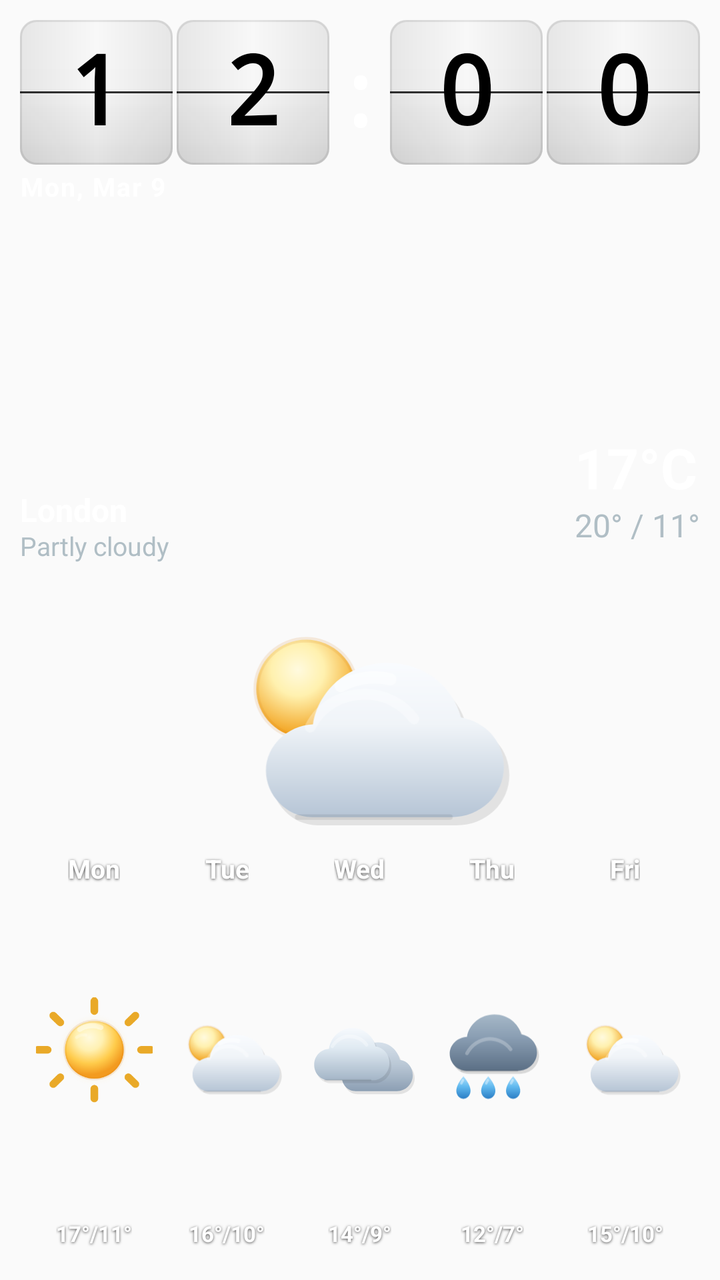
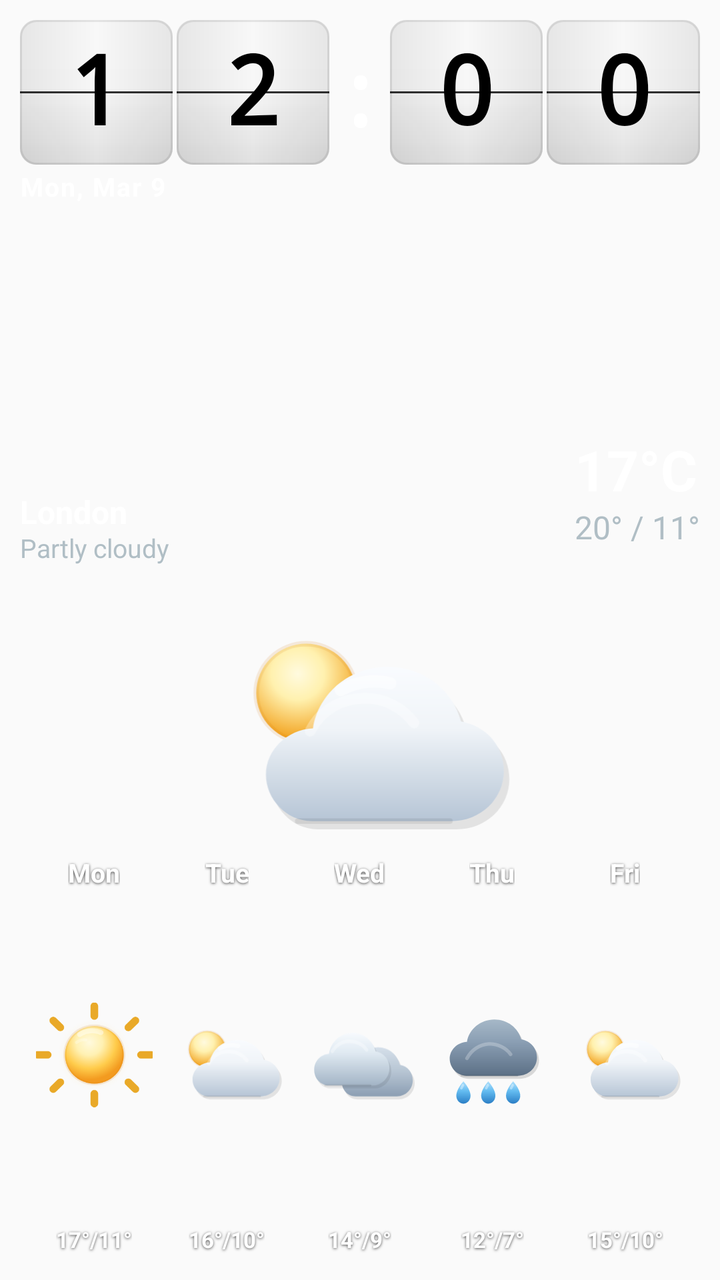

An Android layout rendered at two revisions. The XML below is the earlier revision; the diff shows what the commit changed to produce the second picture.
<!-- AndroidManifest.xml: application theme Theme.ClockWeatherWidget -->
<!-- res/layout/widget_extended_preview.xml -->
<?xml version="1.0" encoding="utf-8"?>
<LinearLayout xmlns:android="http://schemas.android.com/apk/res/android"
    xmlns:tools="http://schemas.android.com/tools"
    android:layout_width="match_parent"
    android:layout_height="match_parent"
    android:background="@android:color/transparent"
    android:clipChildren="false"
    android:clipToPadding="false"
    android:orientation="vertical"
    android:padding="10dp"
    tools:ignore="HardcodedText,SmallSp,NestedWeights,DisableBaselineAlignment">

    <LinearLayout
        android:layout_width="match_parent"
        android:layout_height="0dp"
        android:layout_weight="4"
        android:background="@android:color/transparent"
        android:clipChildren="false"
        android:clipToPadding="false"
        android:orientation="vertical">

        <include
            layout="@layout/widget_clock_block_preview"
            android:layout_width="match_parent"
            android:layout_height="wrap_content" />

        <TextView
            android:layout_width="wrap_content"
            android:layout_height="wrap_content"
            android:layout_gravity="start"
            android:layout_marginTop="2dp"
            android:layout_marginStart="0dp"
            android:text="Mon, Mar 9"
            android:textColor="@color/widget_text_primary"
            android:textSize="13sp"
            android:textStyle="bold"
            android:letterSpacing="0.05" />

        <include
            layout="@layout/widget_weather_card_preview"
            android:layout_width="match_parent"
            android:layout_height="0dp"
            android:layout_weight="1"
            android:layout_marginTop="2dp" />
    </LinearLayout>

    <LinearLayout
        android:layout_width="match_parent"
        android:layout_height="0dp"
        android:baselineAligned="false"
        android:layout_weight="2"
        android:background="@android:color/transparent"
        android:orientation="horizontal"
        android:paddingTop="0dp"
        android:paddingBottom="4dp"
        android:paddingStart="4dp"
        android:paddingEnd="4dp">

        <LinearLayout android:layout_width="0dp" android:layout_height="match_parent" android:layout_weight="1" android:orientation="vertical" android:gravity="center_horizontal" android:padding="2dp">
            <TextView android:layout_width="wrap_content" android:layout_gravity="center_horizontal" android:layout_height="wrap_content" android:text="Mon" android:textColor="@color/widget_text_primary" android:textSize="13sp" android:textStyle="bold" android:gravity="center" android:shadowColor="#B3000000" android:shadowDx="0" android:shadowDy="1" android:shadowRadius="3" />
            <ImageView android:layout_width="match_parent" android:layout_height="0dp" android:layout_weight="1" android:layout_marginTop="2dp" android:layout_marginBottom="2dp" android:src="@drawable/ic_widget_weather_clear_day" android:contentDescription="@null" android:padding="2dp" android:scaleType="fitCenter" />
            <TextView android:layout_width="wrap_content" android:layout_gravity="center_horizontal" android:layout_height="wrap_content" android:text="17°/11°" android:textColor="@color/widget_text_primary" android:textSize="11sp" android:textStyle="bold" android:gravity="center" android:shadowColor="#B3000000" android:shadowDx="0" android:shadowDy="1" android:shadowRadius="3" />
        </LinearLayout>

        <LinearLayout android:layout_width="0dp" android:layout_height="match_parent" android:layout_weight="1" android:orientation="vertical" android:gravity="center_horizontal" android:padding="2dp">
            <TextView android:layout_width="wrap_content" android:layout_gravity="center_horizontal" android:layout_height="wrap_content" android:text="Tue" android:textColor="@color/widget_text_primary" android:textSize="13sp" android:textStyle="bold" android:gravity="center" android:shadowColor="#B3000000" android:shadowDx="0" android:shadowDy="1" android:shadowRadius="3" />
            <ImageView android:layout_width="match_parent" android:layout_height="0dp" android:layout_weight="1" android:layout_marginTop="2dp" android:layout_marginBottom="2dp" android:src="@drawable/ic_widget_weather_partly_cloudy_day" android:contentDescription="@null" android:padding="2dp" android:scaleType="fitCenter" />
            <TextView android:layout_width="wrap_content" android:layout_gravity="center_horizontal" android:layout_height="wrap_content" android:text="16°/10°" android:textColor="@color/widget_text_primary" android:textSize="11sp" android:textStyle="bold" android:gravity="center" android:shadowColor="#B3000000" android:shadowDx="0" android:shadowDy="1" android:shadowRadius="3" />
        </LinearLayout>

        <LinearLayout android:layout_width="0dp" android:layout_height="match_parent" android:layout_weight="1" android:orientation="vertical" android:gravity="center_horizontal" android:padding="2dp">
            <TextView android:layout_width="wrap_content" android:layout_gravity="center_horizontal" android:layout_height="wrap_content" android:text="Wed" android:textColor="@color/widget_text_primary" android:textSize="13sp" android:textStyle="bold" android:gravity="center" android:shadowColor="#B3000000" android:shadowDx="0" android:shadowDy="1" android:shadowRadius="3" />
            <ImageView android:layout_width="match_parent" android:layout_height="0dp" android:layout_weight="1" android:layout_marginTop="2dp" android:layout_marginBottom="2dp" android:src="@drawable/ic_widget_weather_cloudy" android:contentDescription="@null" android:padding="2dp" android:scaleType="fitCenter" />
            <TextView android:layout_width="wrap_content" android:layout_gravity="center_horizontal" android:layout_height="wrap_content" android:text="14°/9°" android:textColor="@color/widget_text_primary" android:textSize="11sp" android:textStyle="bold" android:gravity="center" android:shadowColor="#B3000000" android:shadowDx="0" android:shadowDy="1" android:shadowRadius="3" />
        </LinearLayout>

        <LinearLayout android:layout_width="0dp" android:layout_height="match_parent" android:layout_weight="1" android:orientation="vertical" android:gravity="center_horizontal" android:padding="2dp">
            <TextView android:layout_width="wrap_content" android:layout_gravity="center_horizontal" android:layout_height="wrap_content" android:text="Thu" android:textColor="@color/widget_text_primary" android:textSize="13sp" android:textStyle="bold" android:gravity="center" android:shadowColor="#B3000000" android:shadowDx="0" android:shadowDy="1" android:shadowRadius="3" />
            <ImageView android:layout_width="match_parent" android:layout_height="0dp" android:layout_weight="1" android:layout_marginTop="2dp" android:layout_marginBottom="2dp" android:src="@drawable/ic_widget_weather_rain" android:contentDescription="@null" android:padding="2dp" android:scaleType="fitCenter" />
            <TextView android:layout_width="wrap_content" android:layout_gravity="center_horizontal" android:layout_height="wrap_content" android:text="12°/7°" android:textColor="@color/widget_text_primary" android:textSize="11sp" android:textStyle="bold" android:gravity="center" android:shadowColor="#B3000000" android:shadowDx="0" android:shadowDy="1" android:shadowRadius="3" />
        </LinearLayout>

        <LinearLayout android:layout_width="0dp" android:layout_height="match_parent" android:layout_weight="1" android:orientation="vertical" android:gravity="center_horizontal" android:padding="2dp">
            <TextView android:layout_width="wrap_content" android:layout_gravity="center_horizontal" android:layout_height="wrap_content" android:text="Fri" android:textColor="@color/widget_text_primary" android:textSize="13sp" android:textStyle="bold" android:gravity="center" android:shadowColor="#B3000000" android:shadowDx="0" android:shadowDy="1" android:shadowRadius="3" />
            <ImageView android:layout_width="match_parent" android:layout_height="0dp" android:layout_weight="1" android:layout_marginTop="2dp" android:layout_marginBottom="2dp" android:src="@drawable/ic_widget_weather_partly_cloudy_day" android:contentDescription="@null" android:padding="2dp" android:scaleType="fitCenter" />
            <TextView android:layout_width="wrap_content" android:layout_gravity="center_horizontal" android:layout_height="wrap_content" android:text="15°/10°" android:textColor="@color/widget_text_primary" android:textSize="11sp" android:textStyle="bold" android:gravity="center" android:shadowColor="#B3000000" android:shadowDx="0" android:shadowDy="1" android:shadowRadius="3" />
        </LinearLayout>
    </LinearLayout>

</LinearLayout>
<!-- res/layout/widget_clock_block_preview.xml (included above) -->
﻿<?xml version="1.0" encoding="utf-8"?>

<LinearLayout xmlns:android="http://schemas.android.com/apk/res/android"
    xmlns:tools="http://schemas.android.com/tools"
    android:layout_width="match_parent"
    android:layout_height="wrap_content"
    android:gravity="center_vertical"
    android:orientation="horizontal"
    tools:ignore="HardcodedText">

    <FrameLayout
        android:layout_width="0dp"
        android:layout_height="wrap_content"
        android:layout_weight="2">

        <LinearLayout
            android:layout_width="match_parent"
            android:layout_height="wrap_content"
            android:orientation="horizontal">

            <FrameLayout
                android:layout_width="0dp"
                android:layout_height="wrap_content"
                android:layout_weight="1">

                <TextView
                    android:layout_width="match_parent"
                    android:layout_height="wrap_content"
                    android:background="@drawable/flip_digit_bg_light"
                    android:fontFamily="monospace"
        android:fontFeatureSettings="tnum"
                    android:gravity="center"
                    android:includeFontPadding="false"
                    android:padding="8dp"
                    android:text="1"
                    android:textColor="@color/flip_digit_text_light"
                    android:textSize="48sp"
                    android:textStyle="bold" />

                <FrameLayout
                    android:layout_width="match_parent"
                    android:layout_height="1dp"
                    android:layout_gravity="center_vertical"
                    android:background="@drawable/flip_hinge_line" />
            </FrameLayout>

            <FrameLayout
                android:layout_width="0dp"
                android:layout_height="wrap_content"
                android:layout_marginStart="@dimen/flip_digit_gap"
                android:layout_weight="1">

                <TextView
                    android:layout_width="match_parent"
                    android:layout_height="wrap_content"
                    android:background="@drawable/flip_digit_bg_light"
                    android:fontFamily="monospace"
        android:fontFeatureSettings="tnum"
                    android:gravity="center"
                    android:includeFontPadding="false"
                    android:padding="8dp"
                    android:text="2"
                    android:textColor="@color/flip_digit_text_light"
                    android:textSize="48sp"
                    android:textStyle="bold" />

                <FrameLayout
                    android:layout_width="match_parent"
                    android:layout_height="1dp"
                    android:layout_gravity="center_vertical"
                    android:background="@drawable/flip_hinge_line" />
            </FrameLayout>
        </LinearLayout>
    </FrameLayout>

    <TextView
        android:layout_width="wrap_content"
        android:layout_height="wrap_content"
        android:layout_marginStart="@dimen/flip_digit_gap"
        android:layout_marginEnd="@dimen/flip_digit_gap"
        android:fontFamily="monospace"
        android:fontFeatureSettings="tnum"
        android:gravity="center"
        android:text=":"
        android:textColor="@android:color/white"
        android:textSize="44sp"
        android:textStyle="bold" />

    <FrameLayout
        android:layout_width="0dp"
        android:layout_height="wrap_content"
        android:layout_weight="2">

        <LinearLayout
            android:layout_width="match_parent"
            android:layout_height="wrap_content"
            android:orientation="horizontal">

            <FrameLayout
                android:layout_width="0dp"
                android:layout_height="wrap_content"
                android:layout_weight="1">

                <TextView
                    android:layout_width="match_parent"
                    android:layout_height="wrap_content"
                    android:background="@drawable/flip_digit_bg_light"
                    android:fontFamily="monospace"
        android:fontFeatureSettings="tnum"
                    android:gravity="center"
                    android:includeFontPadding="false"
                    android:padding="8dp"
                    android:text="0"
                    android:textColor="@color/flip_digit_text_light"
                    android:textSize="48sp"
                    android:textStyle="bold" />

                <FrameLayout
                    android:layout_width="match_parent"
                    android:layout_height="1dp"
                    android:layout_gravity="center_vertical"
                    android:background="@drawable/flip_hinge_line" />
            </FrameLayout>

            <FrameLayout
                android:layout_width="0dp"
                android:layout_height="wrap_content"
                android:layout_marginStart="@dimen/flip_digit_gap"
                android:layout_weight="1">

                <TextView
                    android:layout_width="match_parent"
                    android:layout_height="wrap_content"
                    android:background="@drawable/flip_digit_bg_light"
                    android:fontFamily="monospace"
        android:fontFeatureSettings="tnum"
                    android:gravity="center"
                    android:includeFontPadding="false"
                    android:padding="8dp"
                    android:text="0"
                    android:textColor="@color/flip_digit_text_light"
                    android:textSize="48sp"
                    android:textStyle="bold" />

                <FrameLayout
                    android:layout_width="match_parent"
                    android:layout_height="1dp"
                    android:layout_gravity="center_vertical"
                    android:background="@drawable/flip_hinge_line" />
            </FrameLayout>
        </LinearLayout>
    </FrameLayout>

</LinearLayout>
<!-- res/layout/widget_weather_card_preview.xml (included above) -->
<?xml version="1.0" encoding="utf-8"?>
<FrameLayout xmlns:android="http://schemas.android.com/apk/res/android"
    xmlns:tools="http://schemas.android.com/tools"
    android:layout_width="match_parent"
    android:layout_height="wrap_content"
    android:minHeight="72dp"
    android:background="@android:color/transparent"
    android:clipChildren="false"
    android:clipToPadding="false"
    tools:ignore="HardcodedText">

    <ImageView
        android:layout_width="196dp"
        android:layout_height="126dp"
        android:layout_gravity="bottom|center_horizontal"
        android:paddingBottom="10dp"
        android:contentDescription="@null"
        android:scaleType="fitCenter"
        android:src="@drawable/ic_widget_weather_partly_cloudy_day" />

    
    <LinearLayout
        android:layout_width="wrap_content"
        android:layout_height="wrap_content"
        android:layout_gravity="start|center_vertical"
        android:orientation="vertical">

        <TextView
            android:layout_width="wrap_content"
            android:layout_height="wrap_content"
            android:ellipsize="end"
            android:includeFontPadding="false"
            android:maxWidth="132dp"
            android:maxLines="1"
            android:text="London"
            android:textColor="@color/widget_text_primary"
            android:textSize="16sp"
            android:textStyle="bold" />

        <TextView
            android:layout_width="wrap_content"
            android:layout_height="wrap_content"
            android:ellipsize="end"
            android:includeFontPadding="false"
            android:layout_marginTop="1dp"
            android:maxLines="1"
            android:text="Partly cloudy"
            android:textColor="@color/widget_text_secondary"
            android:textSize="13sp" />
    </LinearLayout>

    
    <LinearLayout
        android:layout_width="wrap_content"
        android:layout_height="wrap_content"
        android:layout_gravity="end|center_vertical"
        android:layout_marginBottom="18dp"
        android:orientation="vertical">

        <TextView
            android:layout_width="wrap_content"
            android:layout_height="wrap_content"
            android:gravity="end"
            android:includeFontPadding="false"
            android:text="17°C"
            android:textColor="@color/widget_text_primary"
            android:textSize="28sp"
            android:textStyle="bold" />

        <TextView
            android:layout_width="wrap_content"
            android:layout_height="wrap_content"
            android:layout_marginTop="2dp"
            android:gravity="end"
            android:includeFontPadding="false"
            android:text="20° / 11°"
            android:textColor="@color/widget_text_secondary"
            android:textSize="16sp" />
    </LinearLayout>
</FrameLayout>
<!-- resources referenced by this layout -->
<resources>
  <color name="flip_digit_text_light">#000000</color>
  <color name="widget_text_primary">#FFFFFF</color>
  <color name="widget_text_secondary">#B0BEC5</color>
  <dimen name="flip_digit_gap">2dp</dimen>
  <!-- drawable flip_digit_bg_light (drawable) -->
  <?xml version="1.0" encoding="utf-8"?>
  <layer-list xmlns:android="http://schemas.android.com/apk/res/android">
  	<item>
  		<shape android:shape="rectangle">
  			<solid android:color="@color/flip_tile_light_base" />
  			<corners android:radius="8dp" />
  		</shape>
  	</item>
  
  	<item>
  		<shape android:shape="rectangle">
  			<gradient
  				android:angle="270"
  				android:startColor="@color/flip_tile_light_highlight_start"
  				android:centerColor="@color/flip_tile_light_highlight_center"
  				android:centerY="0.46"
  				android:endColor="@color/flip_tile_light_highlight_end" />
  			<corners android:radius="8dp" />
  		</shape>
  	</item>
  
  	<item>
  		<shape android:shape="rectangle">
  			<gradient
  				android:angle="0"
  				android:startColor="@color/flip_tile_light_side_shade"
  				android:centerColor="@android:color/transparent"
  				android:centerX="0.50"
  				android:endColor="@color/flip_tile_light_side_shade" />
  			<corners android:radius="8dp" />
  		</shape>
  	</item>
  
  	<item>
  		<shape android:shape="rectangle">
  			<stroke
  				android:width="1dp"
  				android:color="@color/flip_tile_light_border" />
  			<corners android:radius="8dp" />
  		</shape>
  	</item>
  </layer-list>
  <!-- drawable flip_hinge_line (drawable) -->
  <?xml version="1.0" encoding="utf-8"?>
  <layer-list xmlns:android="http://schemas.android.com/apk/res/android">
      
      <item>
          <shape android:shape="rectangle">
              <solid android:color="@color/flip_hinge_shadow" />
          </shape>
      </item>
      
      <item android:top="1dp">
          <shape android:shape="rectangle">
              <solid android:color="@color/flip_hinge_highlight" />
          </shape>
      </item>
  </layer-list>
  <!-- drawable ic_widget_weather_clear_day: vector/xml drawable (drawable, 2332 chars, omitted) -->
  <!-- drawable ic_widget_weather_cloudy: vector/xml drawable (drawable, 2537 chars, omitted) -->
  <!-- drawable ic_widget_weather_partly_cloudy_day: vector/xml drawable (drawable, 2734 chars, omitted) -->
  <!-- drawable ic_widget_weather_rain: vector/xml drawable (drawable, 3647 chars, omitted) -->
  <style name="Theme.ClockWeatherWidget" parent="Theme.AppCompat.Light.NoActionBar">
          <item name="colorPrimary">@color/primary</item>
          <item name="android:statusBarColor">@color/primary</item>
      </style>
  <color name="flip_tile_light_base">#F7F7F7</color>
  <color name="flip_tile_light_highlight_start">#30FFFFFF</color>
  <color name="flip_tile_light_highlight_center">#14FFFFFF</color>
  <color name="flip_tile_light_highlight_end">#16000000</color>
  <color name="flip_tile_light_side_shade">#12000000</color>
  <color name="flip_tile_light_border">#16000000</color>
  <color name="flip_hinge_shadow">#CC000000</color>
  <color name="flip_hinge_highlight">#28FFFFFF</color>
  <color name="primary">#1565C0</color>
</resources>

<!-- the commit's change to res/layout/widget_extended_preview.xml (unified diff, before → after) -->
@@ -7,7 +7,10 @@
     android:clipChildren="false"
     android:clipToPadding="false"
     android:orientation="vertical"
-    android:padding="10dp"
+    android:paddingStart="10dp"
+    android:paddingEnd="10dp"
+    android:paddingTop="10dp"
+    android:paddingBottom="7dp"
     tools:ignore="HardcodedText,SmallSp,NestedWeights,DisableBaselineAlignment">
 
     <LinearLayout
